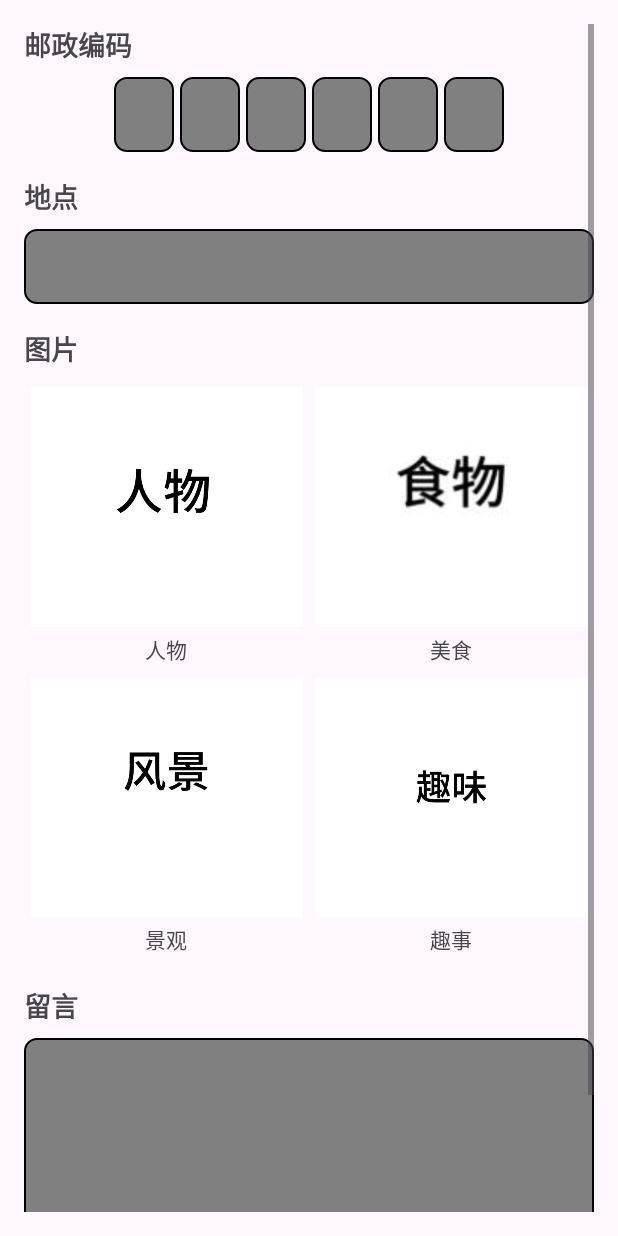
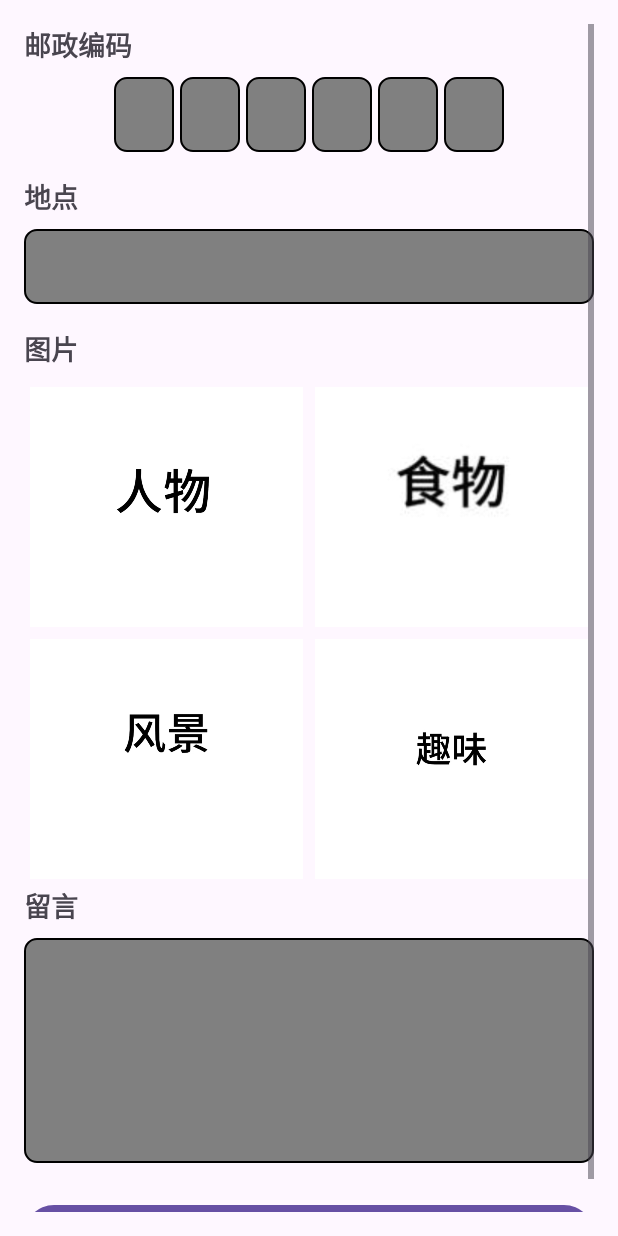
Before and after one commit to Selina-cloud/Lastpostcard, an Android app: the PostcardDetailActivity screen opened directly, with no data from a screen before it, on a phone screen of 412 x 824 dp. Run offline under Robolectric (Android 15) with nearby library versions, the phone set to English and light mode, and no system bars; 1 statement that could not run was skipped.

Commit message:
Initial commit

```diff
--- a/app/src/main/java/com/example/lastpostcard/PostcardDetailActivity.java
+++ b/app/src/main/java/com/example/lastpostcard/PostcardDetailActivity.java
@@ -5,107 +5,79 @@ import android.os.Bundle;
 import android.widget.Button;
 import android.widget.ImageView;
 import android.widget.TextView;
-import android.widget.Toast;
 import androidx.appcompat.app.AppCompatActivity;
 
 public class PostcardDetailActivity extends AppCompatActivity {
-
-    // 视图组件
-    private TextView[] postcodeTextViews = new TextView[6];
-    private TextView locationTextView;
-    private TextView messageTextView;
-    private ImageView personImageView;
-    private ImageView foodImageView;
-    private ImageView sceneryImageView;
-    private ImageView funnyImageView;
-    private Button backButton;
 
     @Override
     protected void onCreate(Bundle savedInstanceState) {
         super.onCreate(savedInstanceState);
         setContentView(R.layout.activity_postcard_detail);
 
+        // 获取传递过来的Postcard对象
+        Postcard postcard = getIntent().getParcelableExtra("postcard");
+        if (postcard == null) {
+            finish();
+            return;
+        }
+
         // 初始化视图
         initViews();
 
-        // 从Intent获取Postcard对象
-        Postcard postcard = getIntent().getParcelableExtra("postcard");
-        if (postcard != null) {
-            displayPostcardDetails(postcard);
-        } else {
-            // 如果没有获取到明信片数据，显示错误信息并返回
-            Toast.makeText(this, "无法加载明信片数据", Toast.LENGTH_SHORT).show();
-            finish();
-        }
+        // 加载数据
+        displayPostcard(postcard);
 
-        // 设置返回按钮点击事件
+        // 返回按钮点击事件
+        Button backButton = findViewById(R.id.backButton);
         backButton.setOnClickListener(v -> finish());
     }
 
     private void initViews() {
-        // 初始化邮政编码TextView数组
-        postcodeTextViews[0] = findViewById(R.id.detailPostcode1);
-        postcodeTextViews[1] = findViewById(R.id.detailPostcode2);
-        postcodeTextViews[2] = findViewById(R.id.detailPostcode3);
-        postcodeTextViews[3] = findViewById(R.id.detailPostcode4);
-        postcodeTextViews[4] = findViewById(R.id.detailPostcode5);
-        postcodeTextViews[5] = findViewById(R.id.detailPostcode6);
-
-        // 初始化其他视图
-        locationTextView = findViewById(R.id.detailLocationTextView);
-        messageTextView = findViewById(R.id.detailMessageTextView);
-        personImageView = findViewById(R.id.detailPersonImage);
-        foodImageView = findViewById(R.id.detailFoodImage);
-        sceneryImageView = findViewById(R.id.detailSceneryImage);
-        funnyImageView = findViewById(R.id.detailFunnyImage);
-        backButton = findViewById(R.id.backButton);
+        // 初始化所有视图
+        // 这里不需要具体实现，因为我们在displayPostcard中直接查找视图
     }
 
-    private void displayPostcardDetails(Postcard postcard) {
-        // 显示邮政编码（每位数字分开显示）
+    private void displayPostcard(Postcard postcard) {
+        // 显示邮政编码
         String postcode = postcard.getPostcode();
         if (postcode != null && postcode.length() == 6) {
+            TextView[] postcodeViews = {
+                    findViewById(R.id.detailPostcode1),
+                    findViewById(R.id.detailPostcode2),
+                    findViewById(R.id.detailPostcode3),
+                    findViewById(R.id.detailPostcode4),
+                    findViewById(R.id.detailPostcode5),
+                    findViewById(R.id.detailPostcode6)
+            };
             for (int i = 0; i < 6; i++) {
-                postcodeTextViews[i].setText(String.valueOf(postcode.charAt(i)));
+                postcodeViews[i].setText(String.valueOf(postcode.charAt(i)));
             }
         }
 
         // 显示地点和留言
-        locationTextView.setText(postcard.getLocation());
-        messageTextView.setText(postcard.getMessage());
+        ((TextView)findViewById(R.id.detailLocationTextView)).setText(postcard.getLocation());
+        ((TextView)findViewById(R.id.detailMessageTextView)).setText(postcard.getMessage());
 
-        // 显示图片（如果有）
+        // 显示图片
         Bitmap[] images = postcard.getImages();
         if (images != null) {
+            ImageView personImage = findViewById(R.id.detailPersonImage);
+            ImageView foodImage = findViewById(R.id.detailFoodImage);
+            ImageView sceneryImage = findViewById(R.id.detailSceneryImage);
+            ImageView funnyImage = findViewById(R.id.detailFunnyImage);
+
             if (images.length > 0 && images[0] != null) {
-                personImageView.setImageBitmap(images[0]);
-            } else {
-                personImageView.setImageResource(R.drawable.default_person); // 设置默认图片
+                personImage.setImageBitmap(images[0]);
             }
-
             if (images.length > 1 && images[1] != null) {
-                foodImageView.setImageBitmap(images[1]);
-            } else {
-                foodImageView.setImageResource(R.drawable.default_food); // 设置默认图片
+                foodImage.setImageBitmap(images[1]);
             }
-
             if (images.length > 2 && images[2] != null) {
-                sceneryImageView.setImageBitmap(images[2]);
-            } else {
-                sceneryImageView.setImageResource(R.drawable.default_scenery); // 设置默认图片
+                sceneryImage.setImageBitmap(images[2]);
             }
-
             if (images.length > 3 && images[3] != null) {
-                funnyImageView.setImageBitmap(images[3]);
-            } else {
-                funnyImageView.setImageResource(R.drawable.default_funny); // 设置默认图片
+                funnyImage.setImageBitmap(images[3]);
             }
-        } else {
-            // 如果images数组为null，设置所有图片为默认图片
-            personImageView.setImageResource(R.drawable.default_person);
-            foodImageView.setImageResource(R.drawable.default_food);
-            sceneryImageView.setImageResource(R.drawable.default_scenery);
-            funnyImageView.setImageResource(R.drawable.default_funny);
         }
     }
 }
--- a/app/src/main/res/layout/activity_postcard_detail.xml
+++ b/app/src/main/res/layout/activity_postcard_detail.xml
@@ -5,7 +5,6 @@
     android:layout_width="match_parent"
     android:layout_height="match_parent"
     android:fillViewport="true"
-    android:scrollbars="vertical"
     android:padding="16dp"
     tools:context=".PostcardDetailActivity">
 
@@ -117,116 +116,55 @@
             android:layout_width="match_parent"
             android:layout_height="wrap_content"
             android:columnCount="2"
-            android:rowCount="2"
-            android:layout_marginBottom="16dp">
+            android:rowCount="2">
 
-            <!-- 人物 -->
-            <LinearLayout
+            <!-- 人物图片 -->
+            <ImageView
+                android:id="@+id/detailPersonImage"
                 android:layout_width="0dp"
-                android:layout_height="wrap_content"
+                android:layout_height="160dp"
                 android:layout_columnWeight="1"
                 android:layout_rowWeight="1"
                 android:layout_margin="4dp"
-                android:orientation="vertical">
+                android:scaleType="centerCrop"
+                android:src="@drawable/default_person"
+                android:background="@drawable/image_border"/>
 
-                <ImageView
-                    android:id="@+id/detailPersonImage"
-                    android:layout_width="match_parent"
-                    android:layout_height="160dp"
-                    android:background="@drawable/image_border"
-                    android:scaleType="centerCrop"
-                    android:contentDescription="人物照片"
-                    android:src="@drawable/default_person"/>
-
-                <TextView
-                    android:layout_width="match_parent"
-                    android:layout_height="wrap_content"
-                    android:gravity="center"
-                    android:text="人物"
-                    android:textSize="14sp"
-                    android:layout_marginTop="4dp"/>
-            </LinearLayout>
-
-            <!-- 美食 -->
-            <LinearLayout
+            <!-- 食物图片 -->
+            <ImageView
+                android:id="@+id/detailFoodImage"
                 android:layout_width="0dp"
-                android:layout_height="wrap_content"
+                android:layout_height="160dp"
                 android:layout_columnWeight="1"
                 android:layout_rowWeight="1"
                 android:layout_margin="4dp"
-                android:orientation="vertical">
+                android:scaleType="centerCrop"
+                android:src="@drawable/default_food"
+                android:background="@drawable/image_border"/>
 
-                <ImageView
-                    android:id="@+id/detailFoodImage"
-                    android:layout_width="match_parent"
-                    android:layout_height="160dp"
-                    android:background="@drawable/image_border"
-                    android:scaleType="centerCrop"
-                    android:contentDescription="美食照片"
-                    android:src="@drawable/default_food"/>
-
-                <TextView
-                    android:layout_width="match_parent"
-                    android:layout_height="wrap_content"
-                    android:gravity="center"
-                    android:text="美食"
-                    android:textSize="14sp"
-                    android:layout_marginTop="4dp"/>
-            </LinearLayout>
-
-            <!-- 景观 -->
-            <LinearLayout
+            <!-- 风景图片 -->
+            <ImageView
+                android:id="@+id/detailSceneryImage"
                 android:layout_width="0dp"
-                android:layout_height="wrap_content"
+                android:layout_height="160dp"
                 android:layout_columnWeight="1"
                 android:layout_rowWeight="1"
                 android:layout_margin="4dp"
-                android:orientation="vertical">
+                android:scaleType="centerCrop"
+                android:src="@drawable/default_scenery"
+                android:background="@drawable/image_border"/>
 
-                <ImageView
-                    android:id="@+id/detailSceneryImage"
-                    android:layout_width="match_parent"
-                    android:layout_height="160dp"
-                    android:background="@drawable/image_border"
-                    android:scaleType="centerCrop"
-                    android:contentDescription="景观照片"
-                    android:src="@drawable/default_scenery"/>
-
-                <TextView
-                    android:layout_width="match_parent"
-                    android:layout_height="wrap_content"
-                    android:gravity="center"
-                    android:text="景观"
-                    android:textSize="14sp"
-                    android:layout_marginTop="4dp"/>
-            </LinearLayout>
-
-            <!-- 趣事 -->
-            <LinearLayout
+            <!-- 趣味图片 -->
+            <ImageView
+                android:id="@+id/detailFunnyImage"
                 android:layout_width="0dp"
-                android:layout_height="wrap_content"
+                android:layout_height="160dp"
                 android:layout_columnWeight="1"
                 android:layout_rowWeight="1"
                 android:layout_margin="4dp"
-                android:orientation="vertical">
-
-                <ImageView
-                    android:id="@+id/detailFunnyImage"
-                    android:layout_width="match_parent"
-                    android:layout_height="160dp"
-                    android:background="@drawable/image_border"
-                    android:scaleType="centerCrop"
-                    android:contentDescription="趣事照片"
-                    android:src="@drawable/default_funny"/>
-
-                <TextView
-                    android:layout_width="match_parent"
-                    android:layout_height="wrap_content"
-                    android:gravity="center"
-                    android:text="趣事"
-                    android:textSize="14sp"
-                    android:layout_marginTop="4dp"/>
-            </LinearLayout>
+                android:scaleType="centerCrop"
+                android:src="@drawable/default_funny"
+                android:background="@drawable/image_border"/>
         </GridLayout>
 
         <!-- 留言展示 -->
@@ -255,7 +193,6 @@
             android:layout_height="48dp"
             android:text="返回列表"
             android:textSize="16sp"
-            android:layout_marginTop="8dp"
-            style="@style/Widget.AppCompat.Button.Colored"/>
+            android:layout_marginTop="8dp"/>
     </LinearLayout>
 </ScrollView>
```
Also changed, not shown: app/build.gradle.kts (+27 -5 lines), app/src/main/AndroidManifest.xml (+5 -8 lines), app/src/main/java/com/example/lastpostcard/MainActivity.java (+96 -94 lines), app/src/main/java/com/example/lastpostcard/PostcardDbHelper.java (+46 -88 lines), app/src/main/java/com/example/lastpostcard/PostcardListActivity.java (+18 -30 lines), 1 other file.
